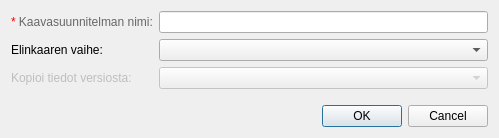
Qt form arho_feature_template/gui/dialogs/new_plan_dialog.ui (GispoCoding/arho-qgis-plugin) before a commit.
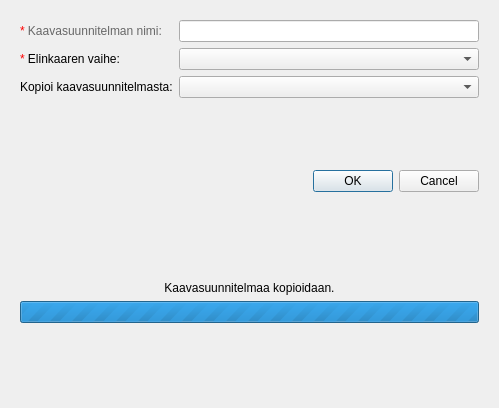
The same form after that commit. Custom widgets are drawn as their Qt base class.

Commit message: Enable creating a copy of a plan

```diff
--- a/arho_feature_template/gui/dialogs/new_plan_dialog.ui
+++ b/arho_feature_template/gui/dialogs/new_plan_dialog.ui
@@ -7,7 +7,7 @@
     <x>0</x>
     <y>0</y>
     <width>499</width>
-    <height>138</height>
+    <height>408</height>
    </rect>
   </property>
   <property name="windowTitle">
@@ -15,6 +15,9 @@
   </property>
   <layout class="QVBoxLayout" name="verticalLayout">
    <item>
+    <widget class="QWidget" name="widget_input" native="true">
+     <layout class="QVBoxLayout" name="verticalLayout_3">
+      <item>
     <layout class="QFormLayout" name="formLayout">
      <item row="0" column="0">
       <widget class="QLabel" name="label">
@@ -32,7 +35,7 @@
      <item row="1" column="0">
       <widget class="QLabel" name="label_2">
        <property name="text">
-        <string>Elinkaaren vaihe:</string>
+           <string>&lt;html&gt;&lt;head/&gt;&lt;body&gt;&lt;p&gt;&lt;span style=&quot; color:#ff0000;&quot;&gt;*&lt;/span&gt; Elinkaaren vaihe:&lt;/p&gt;&lt;/body&gt;&lt;/html&gt;</string>
        </property>
       </widget>
      </item>
@@ -42,22 +45,35 @@
      <item row="2" column="0">
       <widget class="QLabel" name="label_3">
        <property name="enabled">
-        <bool>false</bool>
+           <bool>true</bool>
        </property>
        <property name="text">
-        <string>Kopioi tiedot versiosta:</string>
+           <string>Kopioi kaavasuunnitelmasta:</string>
        </property>
       </widget>
      </item>
      <item row="2" column="1">
       <widget class="QComboBox" name="origin_version">
        <property name="enabled">
-        <bool>false</bool>
+           <bool>true</bool>
        </property>
       </widget>
      </item>
     </layout>
    </item>
+      <item>
+       <spacer name="verticalSpacer_3">
+        <property name="orientation">
+         <enum>Qt::Vertical</enum>
+        </property>
+        <property name="sizeHint" stdset="0">
+         <size>
+          <width>20</width>
+          <height>40</height>
+         </size>
+        </property>
+       </spacer>
+      </item>
    <item>
     <widget class="QDialogButtonBox" name="button_box">
      <property name="orientation">
@@ -66,6 +82,61 @@
      <property name="standardButtons">
       <set>QDialogButtonBox::Cancel|QDialogButtonBox::Ok</set>
      </property>
+       </widget>
+      </item>
+     </layout>
+    </widget>
+   </item>
+   <item>
+    <widget class="QWidget" name="widget_progress" native="true">
+     <layout class="QVBoxLayout" name="verticalLayout_2">
+      <item>
+       <spacer name="verticalSpacer">
+        <property name="orientation">
+         <enum>Qt::Vertical</enum>
+        </property>
+        <property name="sizeHint" stdset="0">
+         <size>
+          <width>20</width>
+          <height>40</height>
+         </size>
+        </property>
+       </spacer>
+      </item>
+      <item>
+       <widget class="QLabel" name="label_4">
+        <property name="text">
+         <string>Kaavasuunnitelmaa kopioidaan.</string>
+        </property>
+        <property name="alignment">
+         <set>Qt::AlignCenter</set>
+        </property>
+       </widget>
+      </item>
+      <item>
+       <widget class="QProgressBar" name="progressBar">
+        <property name="maximum">
+         <number>0</number>
+        </property>
+        <property name="value">
+         <number>-1</number>
+        </property>
+       </widget>
+      </item>
+      <item>
+       <spacer name="verticalSpacer_2">
+        <property name="orientation">
+         <enum>Qt::Vertical</enum>
+        </property>
+        <property name="sizeHint" stdset="0">
+         <size>
+          <width>20</width>
+          <height>40</height>
+         </size>
+        </property>
+       </spacer>
+      </item>
+     </layout>
     </widget>
    </item>
   </layout>
```
Left out of the diff: 4 changed lines with no effect on the pictures. Lines whose indentation alone changed are shown as unchanged. The commit also changes 4 other files.
